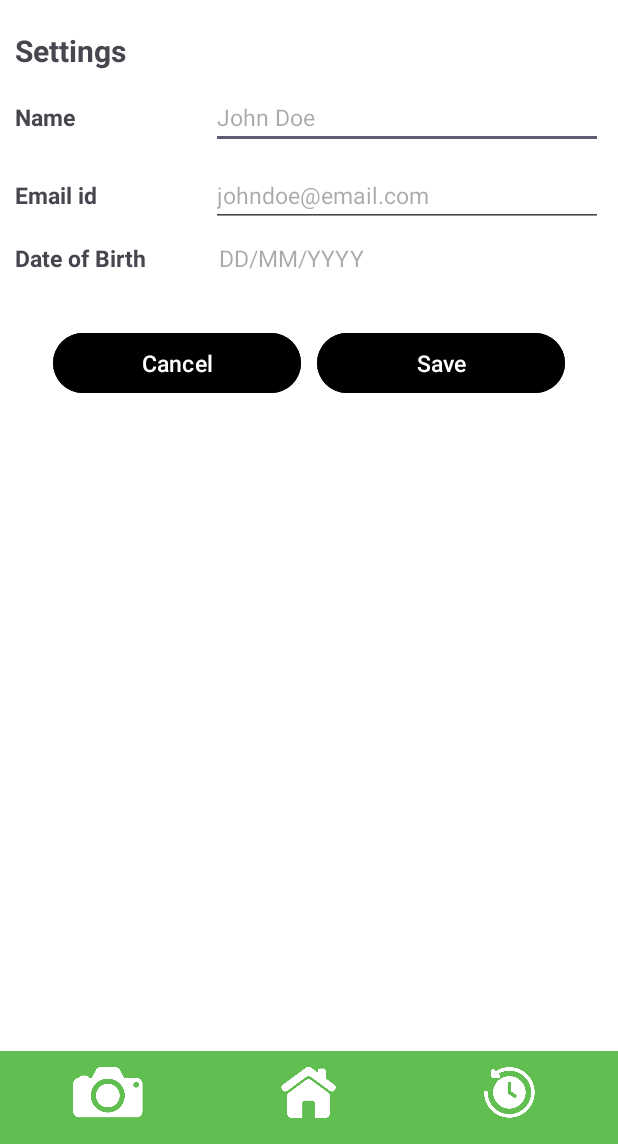
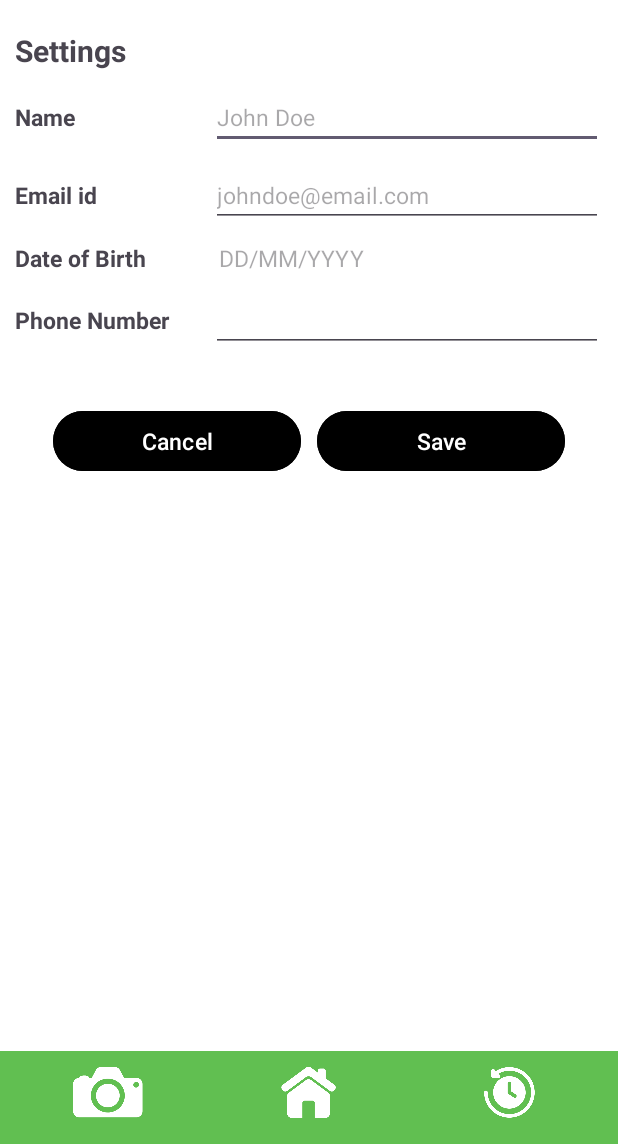
Before and after one commit to aaryansingh-dev/LeafLens, an Android app: the screen it shows after launch (MainActivity), after a tap on "Settings", on a phone screen of 412 x 824 dp, the part 92-1236 px from its top. Run offline under Robolectric (Android 15) with nearby library versions, the phone set to English and light mode, and no system bars; our stand-ins replace Firebase (no records; nobody signed in at launch, a user with empty details on screens opened directly); 1 other tap on this screen came first.

Commit message:
Settings linked with db

```diff
--- a/app/src/main/AndroidManifest.xml
+++ b/app/src/main/AndroidManifest.xml
@@ -1,6 +1,7 @@
 <?xml version="1.0" encoding="utf-8"?>
 <manifest xmlns:android="http://schemas.android.com/apk/res/android"
-    xmlns:tools="http://schemas.android.com/tools">
+    xmlns:tools="http://schemas.android.com/tools"
+    package="com.example.leaflens">
 
     <application
         android:allowBackup="true"
--- a/app/src/main/java/com/example/leaflens/FirebaseManager.java
+++ b/app/src/main/java/com/example/leaflens/FirebaseManager.java
@@ -3,16 +3,21 @@ package com.example.leaflens;
 import android.util.Log;
 
 import androidx.annotation.NonNull;
+import androidx.annotation.Nullable;
 
 import com.example.leaflens.entity.Profile;
 import com.google.android.gms.tasks.OnFailureListener;
 import com.google.android.gms.tasks.OnSuccessListener;
 import com.google.firebase.firestore.DocumentReference;
+import com.google.firebase.firestore.DocumentSnapshot;
+import com.google.firebase.firestore.EventListener;
 import com.google.firebase.firestore.FirebaseFirestore;
+import com.google.firebase.firestore.FirebaseFirestoreException;
 
+import java.io.Serializable;
 import java.util.HashMap;
 
-public class FirebaseManager {
+public class FirebaseManager{
 
     private FirebaseFirestore db;
     public FirebaseManager()
@@ -22,14 +27,15 @@ public class FirebaseManager {
 
     public void addProfile(Profile profile)
     {
-        DocumentReference userRef = db.collection("profiles").document(profile.getEmail());
+        DocumentReference userRef = db.collection("profiles").document(profile.getDeviceID());
         HashMap<String, String> data = new HashMap<>();
 
-        data.put("Name", profile.getName());
-        data.put("Email", profile.getEmail());
+        data.put("deviceID", profile.getDeviceID());
+        data.put("name", profile.getName());
         data.put("DOB", profile.getDOB());
-        data.put("Phone number", profile.getPhoneNumber());
-        data.put("ImageURL", profile.getProfileImageURL());
+        data.put("email", profile.getEmail());
+        data.put("phoneNumber", profile.getPhoneNumber());
+        data.put("imageURL", profile.getProfileImageURL());
 
         userRef.set(data)
                 .addOnSuccessListener(new OnSuccessListener<Void>() {
@@ -41,8 +47,36 @@ public class FirebaseManager {
                 .addOnFailureListener(new OnFailureListener() {
                     @Override
                     public void onFailure(@NonNull Exception e) {
-                        Log.d("User", "Error in saving profile");
+                        Log.e("User", "Error in saving profile");
                     }
                 });
-    }
+        }
+
+        public interface ProfileFetchListener
+        {
+            public void onProfileFetched(Profile profile);
+            public void onFailure(String error);
+        }
+
+        public void fetchProfile(String deviceID, ProfileFetchListener callback)
+        {
+            DocumentReference profileReference = db.collection("profiles").document(deviceID);
+
+            profileReference.addSnapshotListener(new EventListener<DocumentSnapshot>() {
+                @Override
+                public void onEvent(@Nullable DocumentSnapshot value, @Nullable FirebaseFirestoreException error) {
+                   if(error != null)
+                   {
+                       Log.e("Firestore", "Error fetching details");
+                       callback.onFailure("Error fetching details");
+                       return;
+                   }
+                   if(value != null)
+                   {
+                        Profile profileFetched = value.toObject(Profile.class);
+                        callback.onProfileFetched(profileFetched);
+                   }
+                }
+            });
+        }
 }
--- a/app/src/main/java/com/example/leaflens/MainActivity.java
+++ b/app/src/main/java/com/example/leaflens/MainActivity.java
@@ -9,6 +9,7 @@ import androidx.fragment.app.FragmentManager;
 
 import android.media.Image;
 import android.os.Bundle;
+import android.provider.Settings;
 import android.view.Gravity;
 import android.view.MenuItem;
 import android.view.View;
@@ -25,6 +26,10 @@ public class MainActivity extends AppCompatActivity implements NavigationView.On
     ImageView historyButton;
     DrawerLayout navigationDrawer;
 
+    private String deviceID;
+    private FirebaseManager dbManager;
+
+
     @Override
     protected void onCreate(Bundle savedInstanceState) {
         super.onCreate(savedInstanceState);
@@ -36,11 +41,15 @@ public class MainActivity extends AppCompatActivity implements NavigationView.On
                     .commit();
         }
 
+        // getting deviceID
+        deviceID = Settings.Secure.getString(this.getContentResolver(), Settings.Secure.ANDROID_ID);
+        dbManager = new FirebaseManager();
+
+        // initializing navigation view
         NavigationView navigationView = findViewById(R.id.navigation_View);
         navigationView.setNavigationItemSelectedListener(this);
 
         // initializing bottom buttons
-
         homepageButton = findViewById(R.id.app_footer_home);
         historyButton = findViewById(R.id.app_footer_history);
 
@@ -48,6 +57,7 @@ public class MainActivity extends AppCompatActivity implements NavigationView.On
         initialiseClickListeners(homepageButton);
         initialiseClickListeners(historyButton);
 
+        // initializing menu functionality
         menuProfile = findViewById(R.id.app_header_profileImage);
         navigationDrawer = findViewById(R.id.navigation_menu_drawerLayout);
         setMenuClickListener(menuProfile);
@@ -80,7 +90,7 @@ public class MainActivity extends AppCompatActivity implements NavigationView.On
         if(itemId == R.id.menu_settings)
         {
             if(!(currentFragment instanceof SettingsFragment))
-                openFragment(new SettingsFragment());
+                openFragment(SettingsFragment.newInstance(deviceID));
         }
         navigationDrawer.closeDrawer(GravityCompat.START);
         return true;
--- a/app/src/main/java/com/example/leaflens/MenuOptions/SettingsFragment.java
+++ b/app/src/main/java/com/example/leaflens/MenuOptions/SettingsFragment.java
@@ -1,18 +1,27 @@
 package com.example.leaflens.MenuOptions;
 
 import android.app.DatePickerDialog;
+import android.content.res.ColorStateList;
+import android.graphics.Color;
 import android.os.Bundle;
 
 import androidx.fragment.app.Fragment;
+import androidx.fragment.app.FragmentManager;
 
+import android.provider.Settings;
+import android.util.Log;
 import android.view.LayoutInflater;
 import android.view.View;
 import android.view.ViewGroup;
+import android.widget.Button;
 import android.widget.DatePicker;
 import android.widget.EditText;
 import android.widget.TextView;
+import android.widget.Toast;
 
+import com.example.leaflens.FirebaseManager;
 import com.example.leaflens.R;
+import com.example.leaflens.entity.Profile;
 
 import java.util.Calendar;
 import java.util.Objects;
@@ -24,18 +33,19 @@ import java.util.Objects;
  */
 public class SettingsFragment extends Fragment {
 
-    // TODO: Rename parameter arguments, choose names that match
     // the fragment initialization parameters, e.g. ARG_ITEM_NUMBER
-    private static final String ARG_PARAM1 = "param1";
-    private static final String ARG_PARAM2 = "param2";
+    private static final String ARG_PARAM1 = "deviceId";
 
-    // TODO: Rename and change types of parameters
-    private String mParam1;
-    private String mParam2;
+    private String deviceID;
+    private FirebaseManager dbManager;
 
     EditText nameEdit;
     EditText emailEdit;
     TextView dobEdit;
+    EditText phoneEdit;
+
+    Button cancelButton;
+    Button saveButton;
 
     public SettingsFragment() {
         // Required empty public constructor
@@ -45,16 +55,14 @@ public class SettingsFragment extends Fragment {
      * Use this factory method to create a new instance of
      * this fragment using the provided parameters.
      *
-     * @param param1 Parameter 1.
-     * @param param2 Parameter 2.
+     * @param deviceId Parameter 1.
      * @return A new instance of fragment SettingsFragment.
      */
     // TODO: Rename and change types and number of parameters
-    public static SettingsFragment newInstance(String param1, String param2) {
+    public static SettingsFragment newInstance(String deviceId){
         SettingsFragment fragment = new SettingsFragment();
         Bundle args = new Bundle();
-        args.putString(ARG_PARAM1, param1);
-        args.putString(ARG_PARAM2, param2);
+        args.putString(ARG_PARAM1, deviceId);
         fragment.setArguments(args);
         return fragment;
     }
@@ -63,9 +71,9 @@ public class SettingsFragment extends Fragment {
     public void onCreate(Bundle savedInstanceState) {
         super.onCreate(savedInstanceState);
         if (getArguments() != null) {
-            mParam1 = getArguments().getString(ARG_PARAM1);
-            mParam2 = getArguments().getString(ARG_PARAM2);
+            deviceID = getArguments().getString(ARG_PARAM1);
         }
+        dbManager = new FirebaseManager();
     }
 
     @Override
@@ -76,8 +84,14 @@ public class SettingsFragment extends Fragment {
         nameEdit = view.findViewById(R.id.settings_NameEditText);
         emailEdit = view.findViewById(R.id.settings_EmailEditText);
         dobEdit = view.findViewById(R.id.settings_DOBEditText);
+        phoneEdit = view.findViewById(R.id.settings_phoneEditText);
+        cancelButton = view.findViewById(R.id.settings_cancelButton);
+        saveButton = view.findViewById(R.id.settings_saveButton);
 
+        fetchDetails();
         initDatePickerClick(dobEdit);
+        initializeButtons(cancelButton);
+        initializeButtons(saveButton);
 
         return view;
     }
@@ -105,4 +119,102 @@ public class SettingsFragment extends Fragment {
                 Calendar.getInstance().get(Calendar.DAY_OF_MONTH));
         datePicker.show();
     }
+
+    private void fetchDetails()
+    {
+        dbManager.fetchProfile(deviceID, new FirebaseManager.ProfileFetchListener() {
+            @Override
+            public void onProfileFetched(Profile profile) {
+                if(profile != null)
+                {
+                    if(profile.getName() != null){
+                        Log.e("User Details", profile.getName());
+                        nameEdit.setText(profile.getName());
+                    }
+                    if(profile.getEmail() != null)
+                        emailEdit.setText(profile.getEmail());
+                    if(profile.getDOB() != null)
+                        dobEdit.setText(profile.getDOB());
+                    if(profile.getPhoneNumber() != null)
+                        phoneEdit.setText(profile.getPhoneNumber());
+                }
+            }
+
+            @Override
+            public void onFailure(String error) {
+                Toast.makeText(getContext(), error, Toast.LENGTH_LONG).show();
+            }
+        });
+    }
+
+    private void saveDetails()
+    {
+        boolean flag = true;
+
+        String name = nameEdit.getText().toString();
+        String email = emailEdit.getText().toString();
+        String dob = dobEdit.getText().toString();
+        String phone = phoneEdit.getText().toString();
+
+        if(name.isEmpty())
+        {
+            setEditTextBackgroundTint(nameEdit, getResources().getColor(R.color.error_red));
+            flag = false;
+        }
+
+
+        if(email.isEmpty())
+        {
+            setEditTextBackgroundTint(emailEdit, getResources().getColor(R.color.error_red));
+            flag = false;
+        }
+
+        if(dob.isEmpty())
+        {
+            dobEdit.setBackgroundTintList(ColorStateList.valueOf(getResources().getColor(R.color.error_red)));
+            flag = false;
+        }
+
+        if(phone.isEmpty())
+        {
+            setEditTextBackgroundTint(phoneEdit, getResources().getColor(R.color.error_red));
+            flag = false;
+        }
+
+        if(flag)
+        {
+            Profile profile = new Profile(deviceID, name, dob, email, phone, null);
+            dbManager.addProfile(profile);
+            requireActivity().getSupportFragmentManager().popBackStack();
+        }
+        return;
+    }
+
+    public void setEditTextBackgroundTint(EditText editText, int color)
+    {
+        editText.setBackgroundTintList(ColorStateList.valueOf(color));
+    }
+
+    private void initializeButtons(Button button)
+    {
+        FragmentManager fragmentManager = requireActivity().getSupportFragmentManager();
+
+        if(button.getId() == R.id.settings_cancelButton) {
+           button.setOnClickListener(new View.OnClickListener() {
+               @Override
+               public void onClick(View v) {
+                   fragmentManager.popBackStack();
+               }
+           });
+        }
+        else
+        {
+            button.setOnClickListener(new View.OnClickListener() {
+                @Override
+                public void onClick(View v) {
+                    saveDetails();
+                }
+            });
+        }
+    }
 }
--- a/app/src/main/res/layout/fragment_settings.xml
+++ b/app/src/main/res/layout/fragment_settings.xml
@@ -121,6 +121,39 @@
                 android:paddingStart="5dp"
                 android:background="@drawable/rounded_bg_transparent"/>
         </LinearLayout>
+        <LinearLayout
+            android:id="@+id/settings_phoneLayout"
+            android:layout_width="match_parent"
+            android:layout_height="wrap_content"
+            android:orientation="horizontal"
+            android:weightSum="3"
+
+            android:layout_marginStart="10dp"
+            android:layout_marginEnd="10dp"
+            android:layout_marginTop="10dp">
+            <TextView
+                android:id="@+id/settings_phoneView"
+                android:layout_width="0dp"
+                android:layout_height="wrap_content"
+                android:layout_weight="1"
+
+                android:text="Phone Number"
+                android:textStyle="bold"
+                android:textSize="15sp" />
+            <EditText
+                android:id="@+id/settings_phoneEditText"
+                android:layout_width="0dp"
+                android:layout_height="wrap_content"
+                android:layout_weight="2"
+
+                android:textSize="15sp"
+                android:maxLines="1"
+                android:singleLine="true"
+                android:lines="1"
+                android:inputType="phone"
+                android:maxLength="10"
+                android:paddingStart="5dp"/>
+        </LinearLayout>
 
         <LinearLayout
             android:layout_width="match_parent"
@@ -132,7 +165,7 @@
             android:layout_gravity="bottom">
 
             <Button
-                android:id="@+id/settings_cancel_button"
+                android:id="@+id/settings_cancelButton"
                 android:layout_width="0dp"
                 android:layout_height="wrap_content"
                 android:layout_weight="1"
@@ -142,7 +175,7 @@
                 android:textSize="15sp"
                 android:layout_margin="5dp"/>
             <Button
-                android:id="@+id/settings_save_button"
+                android:id="@+id/settings_saveButton"
                 android:layout_width="0dp"
                 android:layout_height="wrap_content"
                 android:layout_weight="1"
--- a/app/src/main/res/values/colors.xml
+++ b/app/src/main/res/values/colors.xml
@@ -4,4 +4,5 @@
     <color name="white">#FFFFFFFF</color>
     <color name="status_bar_color">#61BF51</color>
     <color name="background_grey">#F1F1F1</color>
+    <color name="error_red">#FA0202</color>
 </resources>
```
Also changed, not shown: app/src/main/java/com/example/leaflens/entity/Profile.java (+15 -2 lines), 1 other file.
